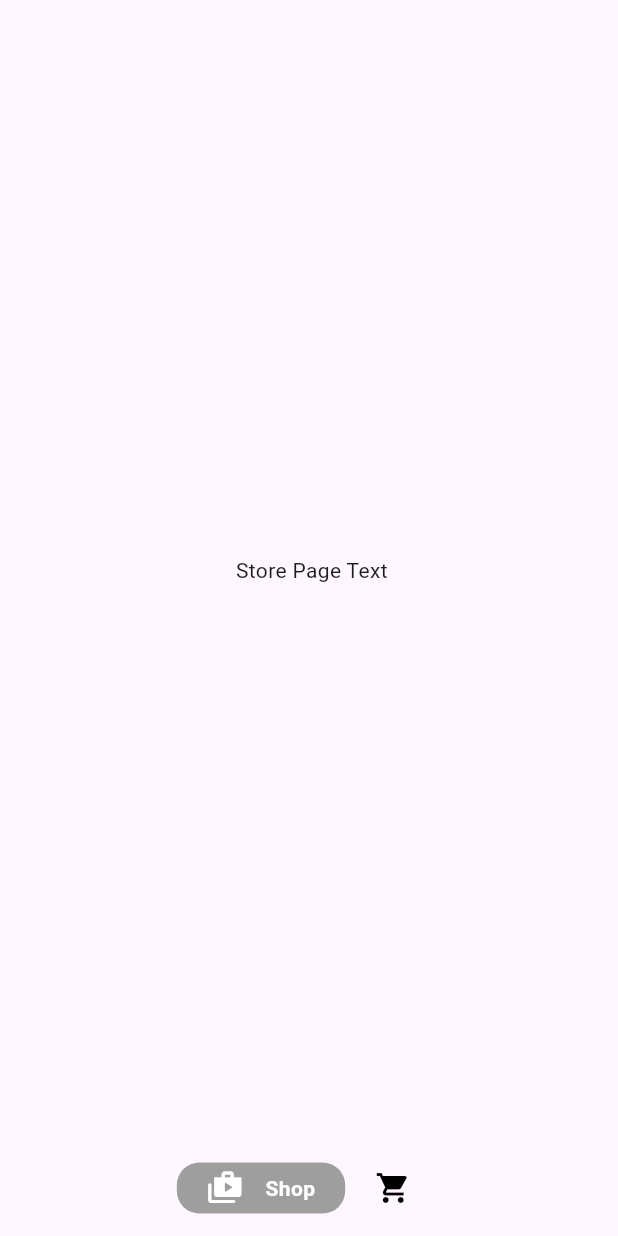
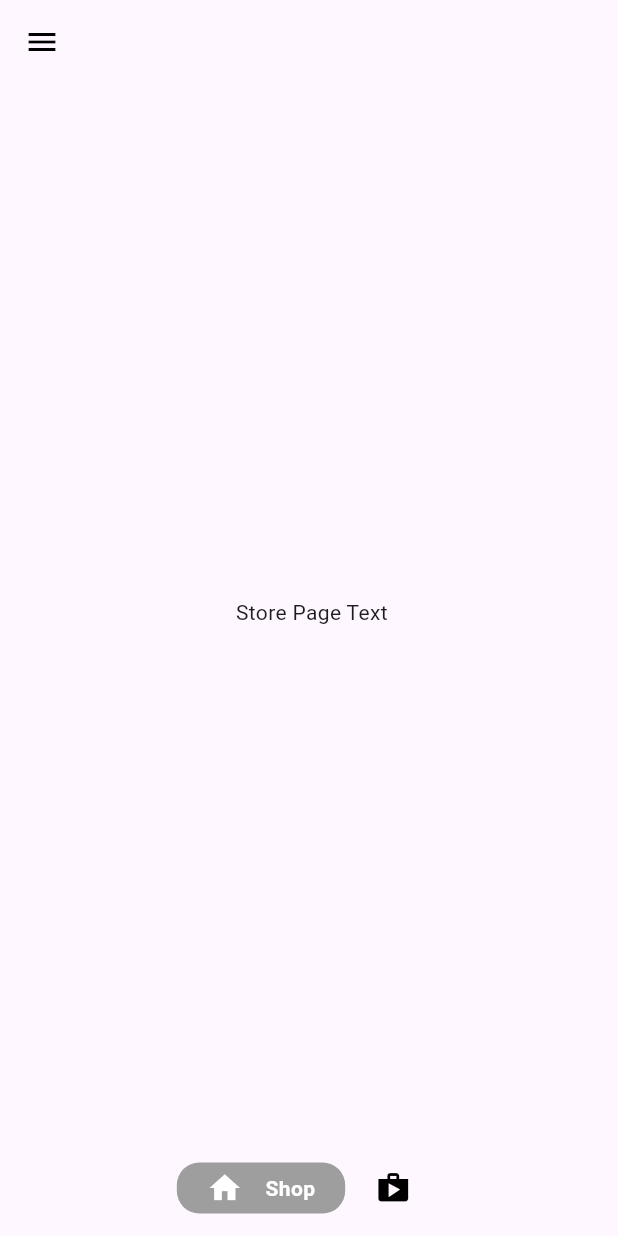
Before and after one commit to ZakyTm/ECOMMERCE-APP, a Flutter app: the HomePage screen opened directly, on a phone screen of 412 x 824 dp. Run offline on Flutter 3.47's test engine with Material 3 defaults, Android fonts, the phone set to English and light mode, and no system bars; drawn by our look-alikes of google_nav_bar.

Commit message:
adding a drawer fro mthe left side of the screen using a builder and a drawer widget

```diff
--- a/lib/components/bottom_nav_bar.dart
+++ b/lib/components/bottom_nav_bar.dart
@@ -21,11 +21,11 @@ class BottomNavBar extends StatelessWidget {
           tabBorderRadius: 15,
           tabs: const [
             GButton(
-              icon: Icons.shop_2_rounded,
+              icon: Icons.home,
               text: 'Shop',
             ),
             GButton(
-              icon: Icons.shopping_cart,
+              icon: Icons.shop,
               text: 'Cart',
             ),
           ],
--- a/lib/pages/home_page.dart
+++ b/lib/pages/home_page.dart
@@ -38,6 +38,29 @@ class _HomePageState extends State<HomePage> {
       bottomNavigationBar: BottomNavBar(
         onTabChange: (index) => navegateBottomBar(index),
       ),
+      appBar: AppBar(
+        backgroundColor: Colors.transparent,
+        elevation: 0,
+        leading: Builder(
+          builder: (context) => IconButton(
+              icon: const Icon(
+                Icons.menu,
+                color: Colors.black,
+              ),
+              onPressed: () {
+                Scaffold.of(context).openDrawer();
+              }),
+        ),
+      ),
+      drawer: Drawer(
+          backgroundColor: Colors.grey[900],
+          child: Column(
+            children: [
+              //Logo
+
+              //Other pages we can go to from the drawer
+            ],
+          )),
       body: _pages[_selectedIndex],
     );
   }
```
